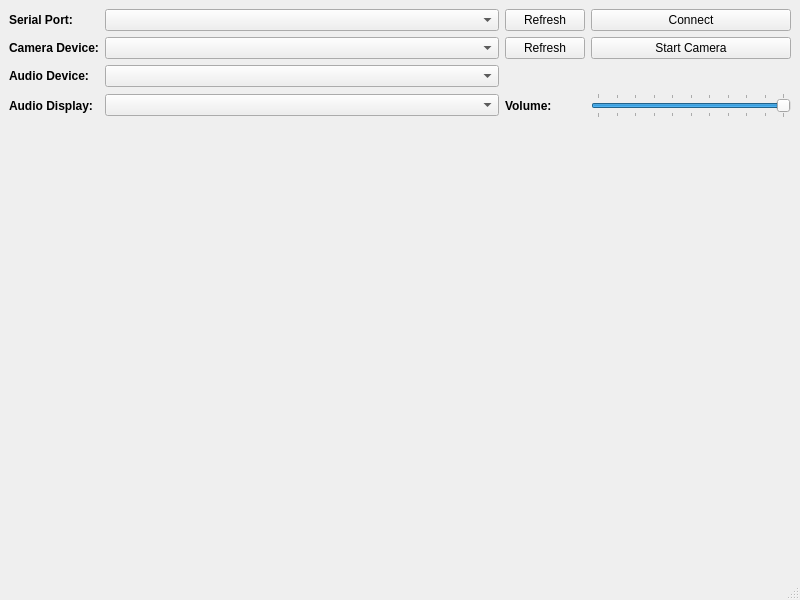
The window that mainwindow.ui (brianuuu/AutoController2) describes before a commit, drawn with Qt 5.
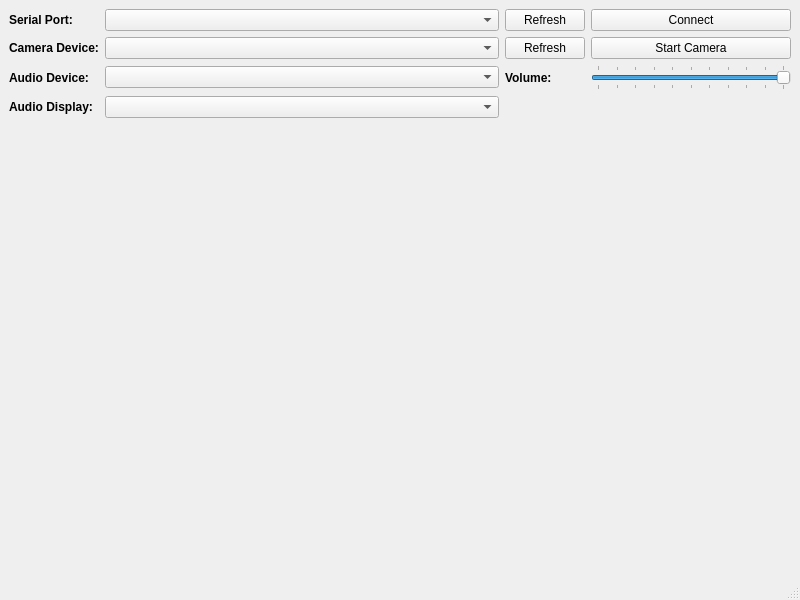
The same window after the commit.

The edit to the form file:
```diff
--- a/mainwindow.ui
+++ b/mainwindow.ui
@@ -157,7 +157,19 @@
         </property>
        </widget>
       </item>
-      <item row="3" column="4">
+      <item row="2" column="3">
+       <widget class="QLabel" name="label_5">
+        <property name="font">
+         <font>
+          <bold>true</bold>
+         </font>
+        </property>
+        <property name="text">
+         <string>Volume:</string>
+        </property>
+       </widget>
+      </item>
+      <item row="2" column="4">
        <widget class="QSlider" name="HS_Volume">
         <property name="sizePolicy">
          <sizepolicy hsizetype="Expanding" vsizetype="Fixed">
@@ -185,18 +197,6 @@
         </property>
        </widget>
       </item>
-      <item row="3" column="3">
-       <widget class="QLabel" name="label_5">
-        <property name="font">
-         <font>
-          <bold>true</bold>
-         </font>
-        </property>
-        <property name="text">
-         <string>Volume:</string>
-        </property>
-       </widget>
-      </item>
      </layout>
     </item>
     <item>
```
